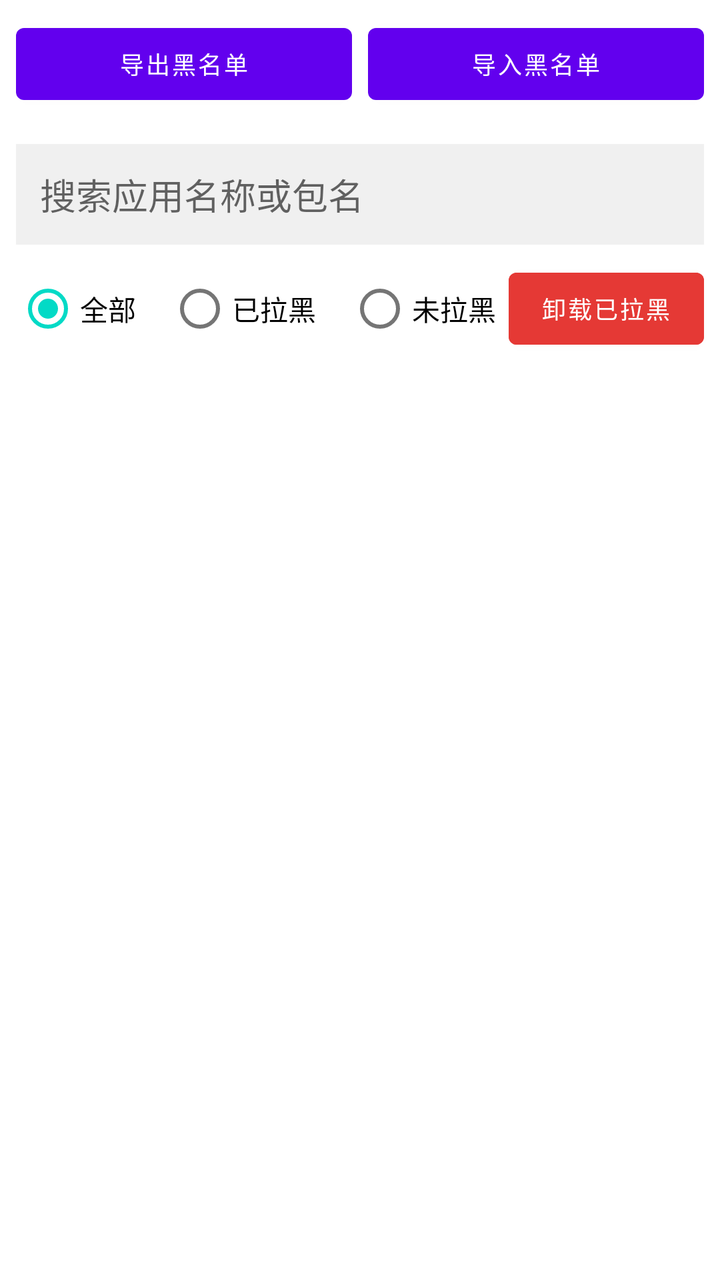
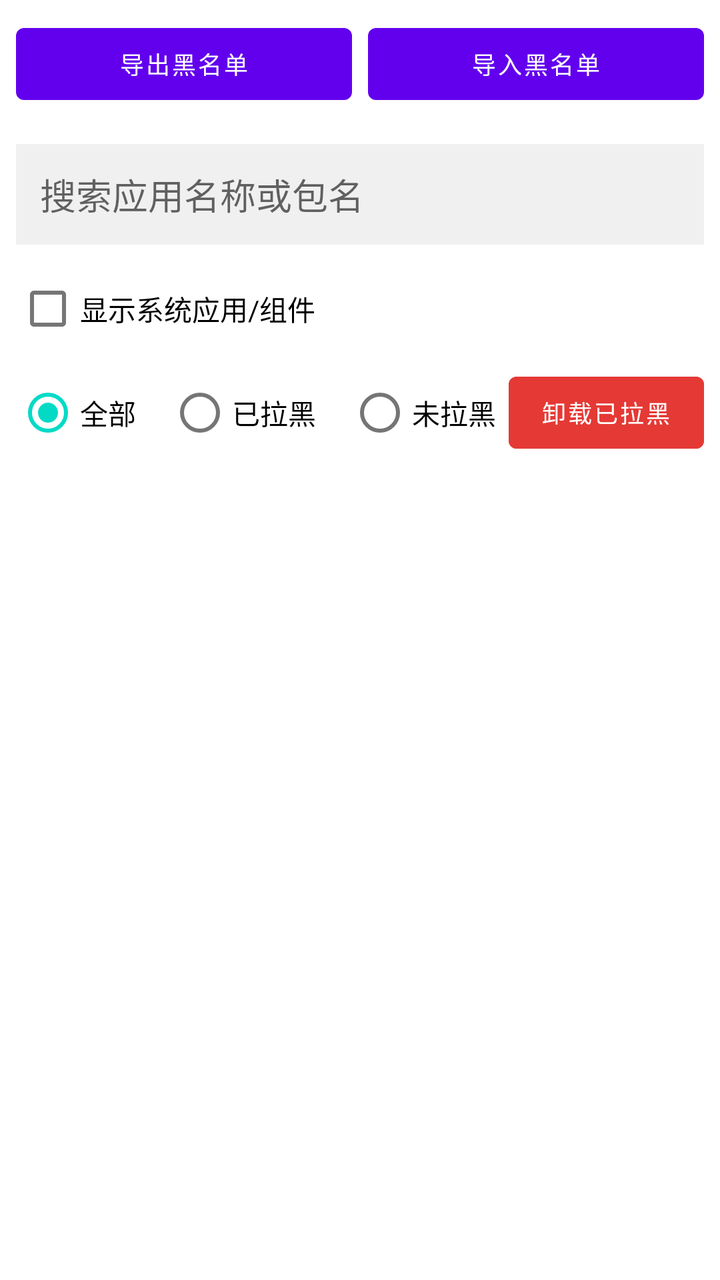

An Android layout rendered at two revisions. The XML below is the earlier revision; the diff shows what the commit changed to produce the second picture.
<!-- AndroidManifest.xml: application theme Theme.AppBlacklist -->
<!-- res/layout/activity_main.xml -->
<?xml version="1.0" encoding="utf-8"?>
<LinearLayout
    xmlns:android="http://schemas.android.com/apk/res/android"
    android:layout_width="match_parent"
    android:layout_height="match_parent"
    android:orientation="vertical">

    <LinearLayout
        android:layout_width="match_parent"
        android:layout_height="wrap_content"
        android:orientation="horizontal"
        android:padding="8dp">

        <Button
            android:id="@+id/btnExport"
            android:layout_width="0dp"
            android:layout_height="wrap_content"
            android:layout_weight="1"
            android:text="导出黑名单"
            android:textSize="12sp"
            android:layout_marginEnd="4dp" />

        <Button
            android:id="@+id/btnImport"
            android:layout_width="0dp"
            android:layout_height="wrap_content"
            android:layout_weight="1"
            android:text="导入黑名单"
            android:textSize="12sp"
            android:layout_marginStart="4dp" />

    </LinearLayout>

    <EditText
        android:id="@+id/etSearch"
        android:layout_width="match_parent"
        android:layout_height="wrap_content"
        android:hint="搜索应用名称或包名"
        android:padding="12dp"
        android:inputType="text"
        android:background="#F0F0F0"
        android:layout_margin="8dp" />

    <LinearLayout
        android:layout_width="match_parent"
        android:layout_height="wrap_content"
        android:orientation="horizontal"
        android:gravity="center_vertical"
        android:layout_marginStart="8dp"
        android:layout_marginBottom="4dp">

        <RadioGroup
            android:id="@+id/rgFilter"
            android:layout_width="0dp"
            android:layout_height="wrap_content"
            android:layout_weight="1"
            android:orientation="horizontal">

            <RadioButton
                android:id="@+id/rbAll"
                android:layout_width="wrap_content"
                android:layout_height="wrap_content"
                android:text="全部"
                android:checked="true" />

            <RadioButton
                android:id="@+id/rbBlacklisted"
                android:layout_width="wrap_content"
                android:layout_height="wrap_content"
                android:layout_marginStart="16dp"
                android:text="已拉黑" />

            <RadioButton
                android:id="@+id/rbNotBlacklisted"
                android:layout_width="wrap_content"
                android:layout_height="wrap_content"
                android:layout_marginStart="16dp"
                android:text="未拉黑" />

        </RadioGroup>

        <Button
            android:id="@+id/btnUninstallBlacklisted"
            android:layout_width="wrap_content"
            android:layout_height="wrap_content"
            android:layout_marginEnd="8dp"
            android:text="卸载已拉黑"
            android:textSize="12sp"
            android:textColor="#FFFFFF"
            android:backgroundTint="#E53935" />

    </LinearLayout>

    <androidx.recyclerview.widget.RecyclerView
        android:id="@+id/recyclerView"
        android:layout_width="match_parent"
        android:layout_height="0dp"
        android:layout_weight="1"
        android:padding="4dp"
        android:clipToPadding="false" />

</LinearLayout>
<!-- resources referenced by this layout -->
<resources>
  <style name="Theme.AppBlacklist" parent="Theme.MaterialComponents.DayNight.NoActionBar" />
</resources>

<!-- the commit's change to res/layout/activity_main.xml (unified diff, before → after) -->
@@ -40,6 +40,14 @@
         android:inputType="text"
         android:background="#F0F0F0"
         android:layout_margin="8dp" />
+
+    <CheckBox
+        android:id="@+id/cbShowSystemApps"
+        android:layout_width="wrap_content"
+        android:layout_height="wrap_content"
+        android:text="显示系统应用/组件"
+        android:layout_marginStart="8dp"
+        android:layout_marginBottom="4dp" />
 
     <LinearLayout
         android:layout_width="match_parent"
